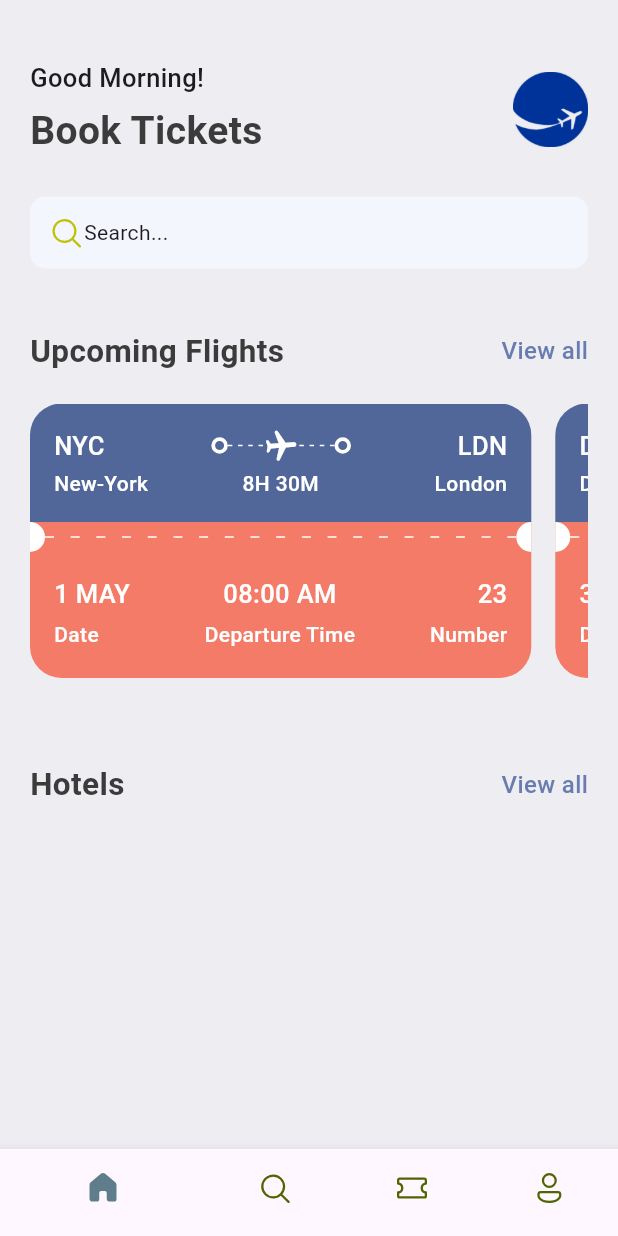
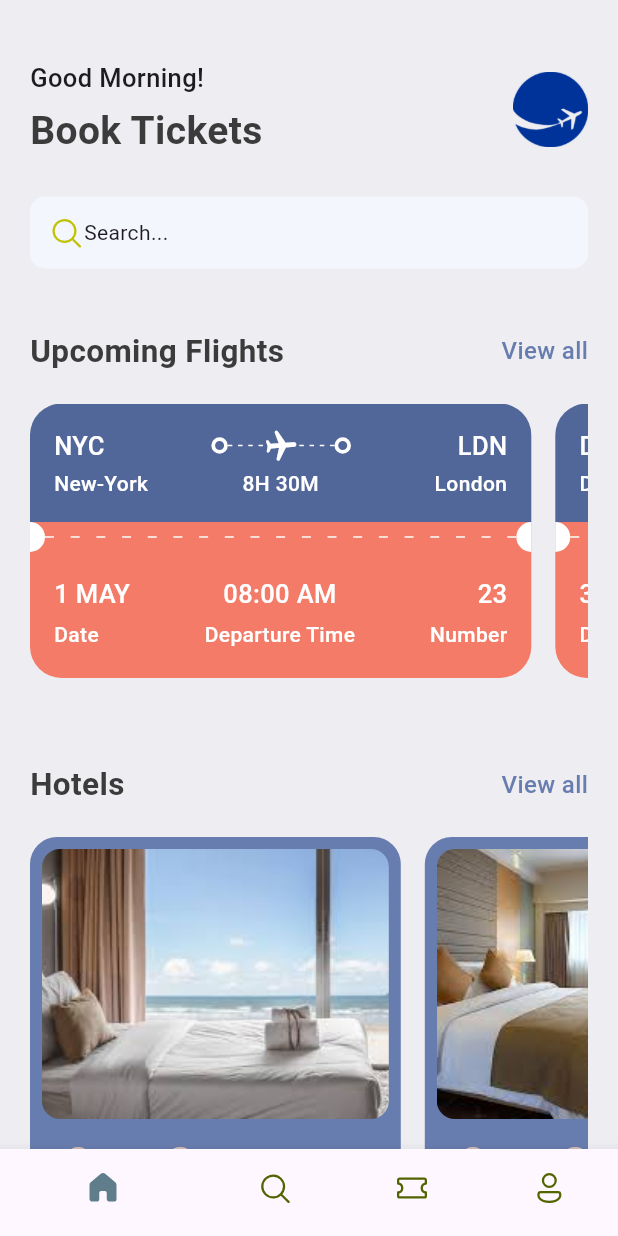
Before and after one commit to Endale2/FlyX-Flutter-ticket-app, a Flutter app: the screen it shows after launch, on a phone screen of 412 x 824 dp. Run offline on Flutter 3.47's test engine with Material 3 defaults, Android fonts, the phone set to English and light mode, and no system bars; our stand-ins replace fluentui_icons.

Commit message:
hotels cards added

```diff
--- a/lib/base/res/media.dart
+++ b/lib/base/res/media.dart
@@ -1,4 +1,5 @@
 class AppMedia {
   static const _baseImage = "assets/images";
   static const logo = "$_baseImage/logo.png";
+  static const hotel_room = "$_baseImage/hotel_room.png";
 }
--- a/lib/base/res/styles/appStyles.dart
+++ b/lib/base/res/styles/appStyles.dart
@@ -8,6 +8,7 @@ class Appstyles {
   static Color textColor = Color(0xFF3b3b3b);
   static Color ticketBlue = Color(0xFF526799);
   static Color ticketOrange = Color(0xFFF37B67);
+  static Color kakiColor = Color(0xFFd2bdb6);
 
   static TextStyle textStyle = TextStyle(
       fontSize: 16, fontWeight: FontWeight.w500, color: Appstyles.textColor);
--- a/lib/base/res/widgets/app_double_text.dart
+++ b/lib/base/res/widgets/app_double_text.dart
@@ -3,10 +3,14 @@ import 'package:flyx/base/res/styles/appStyles.dart';
 
 class AppDoubleText extends StatelessWidget {
   const AppDoubleText(
-      {super.key, required this.bigText, required this.smallText});
+      {super.key,
+      required this.bigText,
+      required this.smallText,
+      required this.func});
 
   final String smallText;
   final String bigText;
+  final VoidCallback func;
 
   @override
   Widget build(BuildContext context) {
@@ -15,9 +19,7 @@ class AppDoubleText extends StatelessWidget {
       children: [
         Text(bigText, style: Appstyles.headline2),
         InkWell(
-          onTap: () {
-            Navigator.pushNamed(context, "all_tickets");
-          },
+          onTap: func,
           child: Text(smallText,
               style:
                   Appstyles.textStyle.copyWith(color: Appstyles.primaryColor)),
--- a/lib/base/screens/home_screen.dart
+++ b/lib/base/screens/home_screen.dart
@@ -1,11 +1,10 @@
 import 'package:fluentui_icons/fluentui_icons.dart';
 import 'package:flutter/material.dart';
-import 'package:flutter/rendering.dart';
-import 'package:flutter/widgets.dart';
 import 'package:flyx/base/res/media.dart';
 import 'package:flyx/base/res/styles/appStyles.dart';
 import 'package:flyx/base/res/widgets/app_double_text.dart';
 import 'package:flyx/base/res/widgets/ticket_view.dart';
+import 'package:flyx/base/screens/widgets/hotels.dart';
 import 'package:flyx/base/utils/all_json.dart';
 
 class HomeScreen extends StatelessWidget {
@@ -21,6 +20,7 @@ class HomeScreen extends StatelessWidget {
             Container(
               padding: const EdgeInsets.symmetric(horizontal: 20),
               child: Column(
+                crossAxisAlignment: CrossAxisAlignment.start,
                 children: [
                   Row(
                     mainAxisAlignment: MainAxisAlignment.spaceBetween,
@@ -65,8 +65,10 @@ class HomeScreen extends StatelessWidget {
                   SizedBox(
                     height: 40,
                   ),
-                  const AppDoubleText(
-                      bigText: "Upcoming Flights", smallText: "View all"),
+                  AppDoubleText(
+                      bigText: "Upcoming Flights",
+                      smallText: "View all",
+                      func: () => Navigator.pushNamed(context, "all_tickets")),
                   SizedBox(
                     height: 20,
                   ),
@@ -82,7 +84,23 @@ class HomeScreen extends StatelessWidget {
                   SizedBox(
                     height: 40,
                   ),
-                  const AppDoubleText(bigText: "Hotels", smallText: "View all"),
+                  AppDoubleText(
+                    bigText: "Hotels",
+                    smallText: "View all",
+                    func: () => Navigator.pushNamed(context, "all_tickets"),
+                  ),
+                  SizedBox(
+                    height: 20,
+                  ),
+                  SingleChildScrollView(
+                      scrollDirection: Axis.horizontal,
+                      child: Row(
+                        children: hotelList
+                            .map((singlehotel) => Hotel(
+                                  hotel: singlehotel,
+                                ))
+                            .toList(),
+                      )),
                 ],
               ),
             ),
--- /dev/null
+++ b/lib/base/screens/widgets/hotels.dart
@@ -0,0 +1,66 @@
+import 'package:flutter/material.dart';
+import 'package:flutter/widgets.dart';
+import 'package:flyx/base/res/media.dart';
+import 'package:flyx/base/res/styles/appStyles.dart';
+
+class Hotel extends StatelessWidget {
+  final Map<String, dynamic> hotel;
+  const Hotel({super.key, required this.hotel});
+
+  @override
+  Widget build(BuildContext context) {
+    final size = MediaQuery.of(context).size;
+    return Container(
+        padding: EdgeInsets.all(8.0),
+        height: 350,
+        width: size.width * 0.6,
+        margin: EdgeInsets.only(right: 16),
+        decoration: BoxDecoration(
+            color: Appstyles.primaryColor,
+            borderRadius: BorderRadius.circular(18)),
+        child: Column(
+          crossAxisAlignment: CrossAxisAlignment.start,
+          children: [
+            Container(
+              height: 180,
+              decoration: BoxDecoration(
+                  color: Appstyles.primaryColor,
+                  borderRadius: BorderRadius.circular(12),
+                  image: DecorationImage(
+                      fit: BoxFit.cover,
+                      image: AssetImage("assets/images/${hotel["image"]}"))),
+            ),
+            SizedBox(
+              height: 10,
+            ),
+            Padding(
+              padding: const EdgeInsets.only(left: 15),
+              child: Text(
+                "Open Space",
+                style: Appstyles.headline1.copyWith(color: Appstyles.kakiColor),
+              ),
+            ),
+            SizedBox(
+              height: 15,
+            ),
+            Padding(
+              padding: const EdgeInsets.only(left: 15),
+              child: Text(
+                "London",
+                style: Appstyles.headline3.copyWith(color: Colors.white),
+              ),
+            ),
+            SizedBox(
+              height: 15,
+            ),
+            Padding(
+              padding: const EdgeInsets.only(left: 15),
+              child: Text(
+                "\$25/Night",
+                style: Appstyles.headline1.copyWith(color: Appstyles.kakiColor),
+              ),
+            )
+          ],
+        ));
+  }
+}
--- a/lib/base/utils/all_json.dart
+++ b/lib/base/utils/all_json.dart
@@ -70,3 +70,30 @@ List<Map<String, dynamic>> ticketList = [
     'number': 37,
   },
 ];
+
+List<Map<String, dynamic>> hotelList = [
+  {
+    "image": "hotel_room.png",
+    "place": "Sky Lounge",
+    "destination": "New York",
+    "price": 55
+  },
+  {
+    "image": "two.png",
+    "place": "Beachside Villa",
+    "destination": "Maldives",
+    "price": 150
+  },
+  {
+    "image": "three.png",
+    "place": "Sky Lounge",
+    "destination": "New York",
+    "price": 55
+  },
+  {
+    "image": "four.png",
+    "place": "Beachside Villa",
+    "destination": "Maldives",
+    "price": 150
+  }
+];
```
Also changed, not shown: assets/images/four.png (added), assets/images/hotel_room.png (added), assets/images/three.png (added), assets/images/two.png (added).
